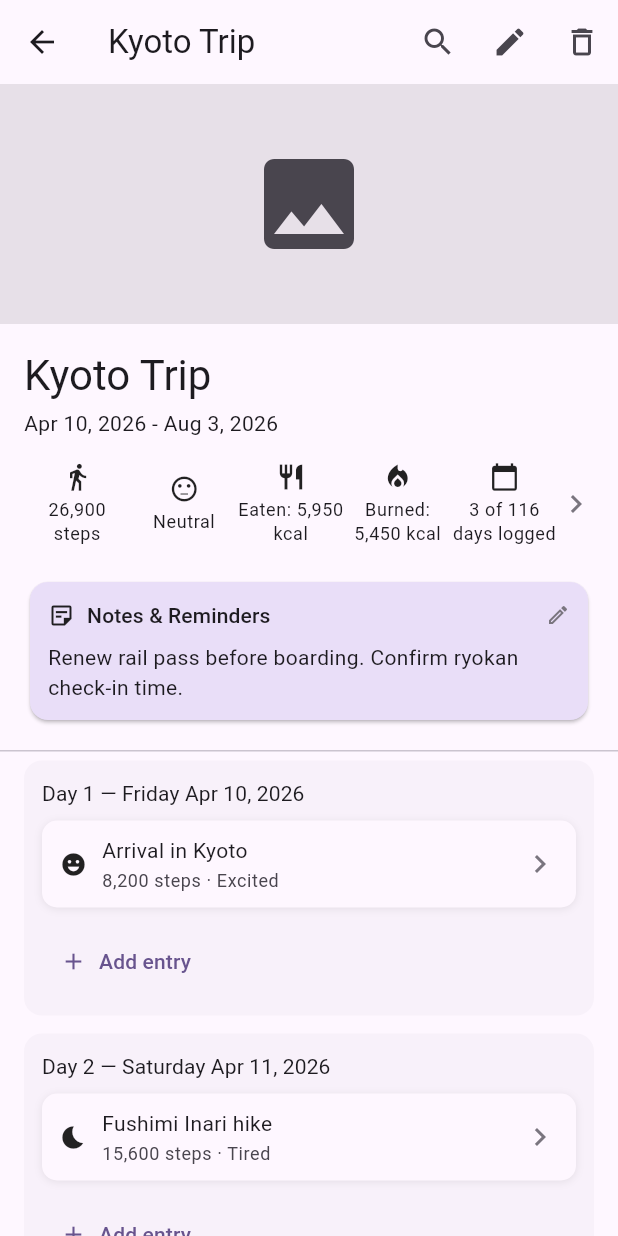
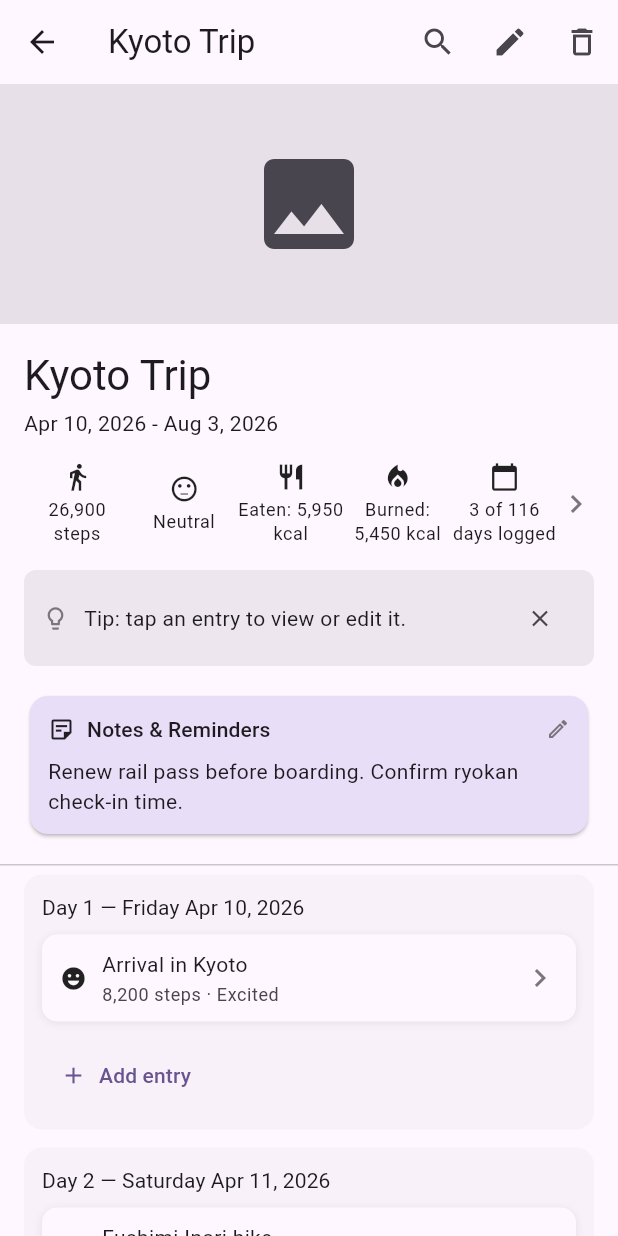
Before and after one commit to tansy-wp23/TripJournal, a Flutter app: the screen it shows after launch, after a tap on "Kyoto Trip", on a phone screen of 412 x 824 dp. Run offline on Flutter 3.47's test engine with Material 3 defaults, Android fonts, the phone set to English and light mode, and no system bars; our stand-ins replace flutter_dotenv, flutter_riverpod, image_picker, supabase_flutter; missing offline and left inert: health; accounts and stored records are empty.

Commit message:
feat(polish): empty states and onboarding hints (Enhancement #4)
- Journal search "No matching entries" and home "No trips match this
  filter" empty states now offer a clear action ("Clear filters" /
  "Clear filter") instead of just a dead-end message.
- Fixes a real bug this surfaced: JournalSearchBar's text field didn't
  sync when the filter was cleared externally -- added didUpdateWidget
  to keep the visible text in sync.
- New trip view hints: a "No entries yet" nudge (wording adapts to
  whether the trip has started, since future trips have no writable
  day), and a dismissible "Tip: tap an entry to view or edit it" for
  trips that already have entries.
- Extracted TripListNoMatchesState so the home empty-state + action is
  directly unit-testable, since the seeded mock data can never produce
  it through the full screen (every status bucket always has a trip).

Co-Authored-By: Claude Sonnet 5 <noreply@anthropic.com>

```diff
--- a/lib/features/home/home_screen.dart
+++ b/lib/features/home/home_screen.dart
@@ -152,10 +152,9 @@ class _HomeScreenState extends ConsumerState<HomeScreen> {
         ),
         const SizedBox(height: 8),
         if (orderedTrips.isEmpty)
-          const Padding(
-            key: Key('trip-list-no-matches'),
-            padding: EdgeInsets.symmetric(vertical: 24),
-            child: Center(child: Text('No trips match this filter.')),
+          TripListNoMatchesState(
+            onClearFilter: () =>
+                setState(() => _statusFilter = TripStatusFilter.all),
           )
         else
           for (final trip in orderedTrips)
--- a/lib/features/trip/trip_view_screen.dart
+++ b/lib/features/trip/trip_view_screen.dart
@@ -33,6 +33,11 @@ class TripViewScreen extends ConsumerStatefulWidget {
 
 class _TripViewScreenState extends ConsumerState<TripViewScreen> {
   bool _searchVisible = false;
+
+  /// First-use hint dismissal, in-memory only for this screen instance --
+  /// reappears next time the trip is opened, which is fine for a low-stakes
+  /// discoverability nudge (IMPLEMENTATION_PLAN_EXTRA_FEATURES.md #4).
+  bool _tapToEditHintDismissed = false;
 
   @override
   void initState() {
@@ -148,7 +153,11 @@ class _TripViewScreenState extends ConsumerState<TripViewScreen> {
                         stats,
                         journalController.entries,
                       ),
-                      const _NoMatchingEntriesState(),
+                      _NoMatchingEntriesState(
+                        onClearFilters: () => ref
+                            .read(journalControllerProvider.notifier)
+                            .clearFilter(),
+                      ),
                     ],
                   )
                 : ListView.builder(
@@ -226,6 +235,18 @@ class _TripViewScreenState extends ConsumerState<TripViewScreen> {
                   ),
                 ),
               ),
+              if (entries.isEmpty) ...[
+                const SizedBox(height: 12),
+                _NoEntriesYetHint(
+                  tripHasStarted: !trip.startDate.isAfter(DateTime.now()),
+                ),
+              ] else if (!_tapToEditHintDismissed) ...[
+                const SizedBox(height: 12),
+                _TapToEditHint(
+                  onDismiss: () =>
+                      setState(() => _tapToEditHintDismissed = true),
+                ),
+              ],
               const SizedBox(height: 16),
               Card(
                 color: Theme.of(context).colorScheme.secondaryContainer,
@@ -442,8 +463,82 @@ class _EntryTile extends StatelessWidget {
   }
 }
 
+class _NoEntriesYetHint extends StatelessWidget {
+  const _NoEntriesYetHint({required this.tripHasStarted});
+
+  /// Whether at least one day of the trip is today or in the past. A future
+  /// trip has no writable day yet, so the hint must not claim there's an
+  /// action to take right now (also avoids the literal text "Add entry" --
+  /// see trip_view_screen_test.dart's "no Add entry action" assertion for
+  /// fully-future trips, which this text must not accidentally satisfy).
+  final bool tripHasStarted;
+
+  @override
+  Widget build(BuildContext context) {
+    final colorScheme = Theme.of(context).colorScheme;
+    final message = tripHasStarted
+        ? 'No entries yet — tap a day below to start journaling this trip.'
+        : "No entries yet — you'll be able to journal once this trip begins.";
+    return Container(
+      key: const Key('no-entries-yet-hint'),
+      padding: const EdgeInsets.all(12),
+      decoration: BoxDecoration(
+        color: colorScheme.surfaceContainerHigh,
+        borderRadius: BorderRadius.circular(8),
+      ),
+      child: Row(
+        crossAxisAlignment: CrossAxisAlignment.start,
+        children: [
+          Icon(
+            Icons.auto_stories_outlined,
+            size: 20,
+            color: colorScheme.outline,
+          ),
+          const SizedBox(width: 10),
+          Expanded(child: Text(message)),
+        ],
+      ),
+    );
+  }
+}
+
+class _TapToEditHint extends StatelessWidget {
+  const _TapToEditHint({required this.onDismiss});
+
+  final VoidCallback onDismiss;
+
+  @override
+  Widget build(BuildContext context) {
+    final colorScheme = Theme.of(context).colorScheme;
+    return Container(
+      key: const Key('tap-to-edit-hint'),
+      padding: const EdgeInsets.symmetric(horizontal: 12, vertical: 8),
+      decoration: BoxDecoration(
+        color: colorScheme.surfaceContainerHigh,
+        borderRadius: BorderRadius.circular(8),
+      ),
+      child: Row(
+        children: [
+          Icon(Icons.lightbulb_outline, size: 18, color: colorScheme.outline),
+          const SizedBox(width: 10),
+          const Expanded(child: Text('Tip: tap an entry to view or edit it.')),
+          IconButton(
+            key: const Key('dismiss-tap-to-edit-hint'),
+            icon: const Icon(Icons.close, size: 18),
+            padding: EdgeInsets.zero,
+            constraints: const BoxConstraints(),
+            onPressed: onDismiss,
+          ),
+        ],
+      ),
+    );
+  }
+}
+
 class _NoMatchingEntriesState extends StatelessWidget {
-  const _NoMatchingEntriesState();
+  const _NoMatchingEntriesState({required this.onClearFilters});
+
+  final VoidCallback onClearFilters;
 
   @override
   Widget build(BuildContext context) {
@@ -469,6 +564,12 @@ class _NoMatchingEntriesState extends StatelessWidget {
             style: Theme.of(context).textTheme.bodyMedium,
             textAlign: TextAlign.center,
           ),
+          const SizedBox(height: 12),
+          TextButton(
+            key: const Key('clear-journal-filters-button'),
+            onPressed: onClearFilters,
+            child: const Text('Clear filters'),
+          ),
         ],
       ),
     );
```
Also changed, not shown: lib/features/trip/widgets/journal_search_bar.dart (+12 -0 lines), lib/features/trip/widgets/trip_list_controls.dart (+35 -0 lines), 2 other files.
